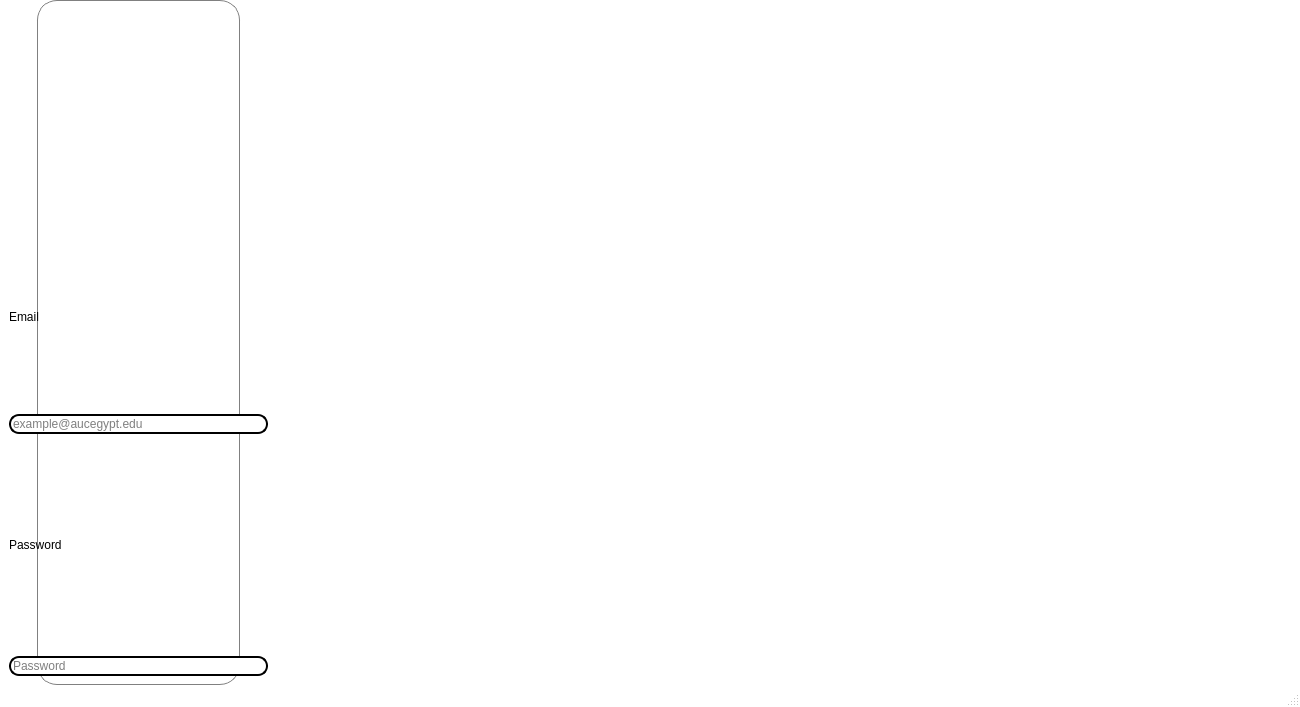
The window that Rate_AUC/mainwindow.ui (Youssef2778/Rate-AUC-Professors-2.0) describes before a commit, drawn with Qt 5.
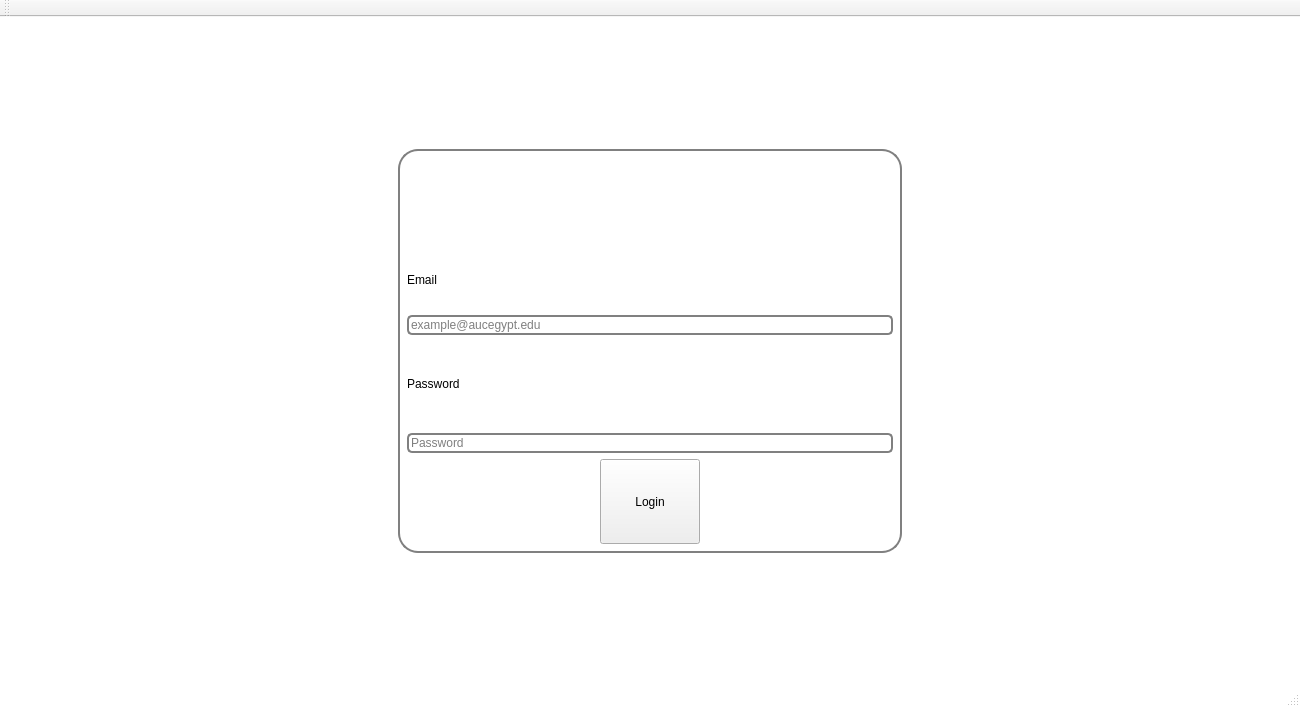
The same window after the commit. Icons and pictures are not drawn.

Commit message: Complete the Front-end of the login page.

```diff
--- a/Rate_AUC/mainwindow.ui
+++ b/Rate_AUC/mainwindow.ui
@@ -11,31 +11,52 @@
    </rect>
   </property>
   <property name="windowTitle">
-   <string>MainWindow</string>
+   <string>Rate AUC Professor</string>
+  </property>
+  <property name="layoutDirection">
+   <enum>Qt::LeftToRight</enum>
   </property>
   <property name="styleSheet">
    <string notr="true">QMainWindow {background-color: rgb(255, 255, 255);}
 
 
 .QLineEdit {
-border: 2px solid black;
-border-radius: 10px;
+border: 2px solid gray;
+border-radius: 5px;
 selection-background-color: dark-gray; 
 }
 
-QWidget#centralwidget {
-min-width:200px;
-max-width:201px;
-margin-left: auto;
+QVBoxLayout#verticalLayout {
+margin-left:auto;
 margin-right: auto;
-border: 1px solid gray;
+width:70%;
+}
+
+QWidget#widget {
+border: 2px solid gray;
 border-radius: 20px;
+min-width: 500px;
+max-width: 1500px;
+min-height: 400px;
+max-height: 1000px;
+alignment: center;
+	background-color: rgb(255, 255, 255);
 }
 
+QWidget#centralwidget {
+	background-image: url(:/images/images/AUC_Background.jpeg);
+}
+
+QPushButton#pushButton {
+width: 100px;
+}
 </string>
   </property>
   <widget class="QWidget" name="centralwidget">
    <layout class="QVBoxLayout" name="verticalLayout_3">
+    <item alignment="Qt::AlignHCenter|Qt::AlignVCenter">
+     <widget class="QWidget" name="widget" native="true">
+      <layout class="QVBoxLayout" name="verticalLayout_4">
     <item>
      <layout class="QVBoxLayout" name="verticalLayout">
       <item>
@@ -98,21 +119,44 @@
         </property>
        </widget>
       </item>
+         <item alignment="Qt::AlignHCenter">
+          <widget class="QPushButton" name="pushButton">
+           <property name="minimumSize">
+            <size>
+             <width>50</width>
+             <height>20</height>
+            </size>
+           </property>
+           <property name="maximumSize">
+            <size>
+             <width>100</width>
+             <height>100</height>
+            </size>
+           </property>
+           <property name="text">
+            <string>Login</string>
+           </property>
+          </widget>
+         </item>
      </layout>
     </item>
    </layout>
   </widget>
-  <widget class="QMenuBar" name="menubar">
-   <property name="geometry">
-    <rect>
-     <x>0</x>
-     <y>0</y>
-     <width>1300</width>
-     <height>19</height>
-    </rect>
-   </property>
+    </item>
+   </layout>
   </widget>
   <widget class="QStatusBar" name="statusbar"/>
+  <widget class="QToolBar" name="toolBar">
+   <property name="windowTitle">
+    <string>toolBar</string>
+   </property>
+   <attribute name="toolBarArea">
+    <enum>TopToolBarArea</enum>
+   </attribute>
+   <attribute name="toolBarBreak">
+    <bool>false</bool>
+   </attribute>
+  </widget>
  </widget>
  <resources>
   <include location="resources.qrc"/>
```
Lines whose indentation alone changed are shown as unchanged. The commit also changes 13 other files.
